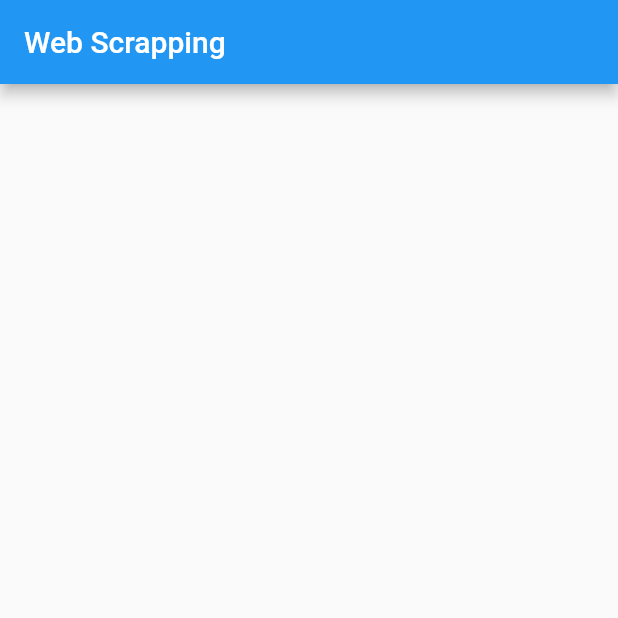
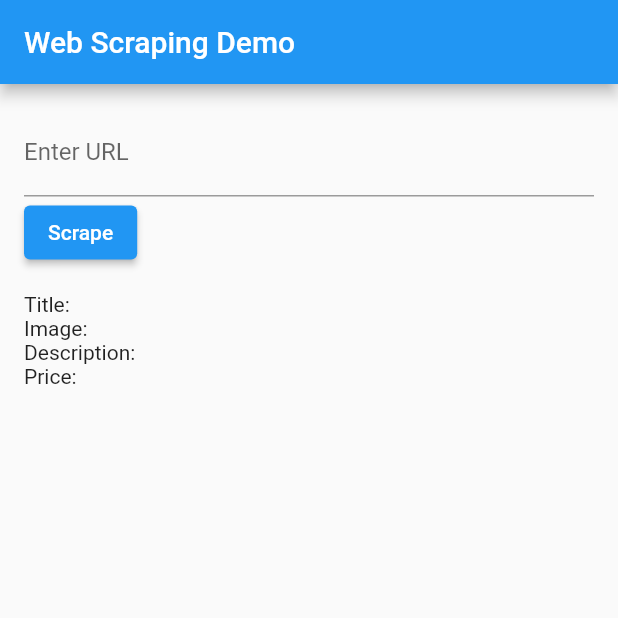
Before and after one commit to P-Rosa3008/wishlist, a Flutter app: the screen it shows after launch, on a phone screen of 412 x 824 dp, the top half of it. Run offline on Flutter 3.47's test engine with Material 2 defaults, Android fonts, the phone set to English and light mode, and no system bars.

Commit message:
Basic Scrapper

```diff
--- a/lib/main.dart
+++ b/lib/main.dart
@@ -1,64 +1,133 @@
 import 'package:flutter/material.dart';
+import 'package:html/parser.dart' show parse;
 import 'package:http/http.dart' as http;
-import 'package:html/dom.dart' as dom;
 
 void main() {
-  runApp(const MyApp());
+  runApp(const ScrapingApp());
 }
 
-class MyApp extends StatelessWidget {
-  const MyApp({super.key});
+class ScrapingApp extends StatelessWidget {
+  const ScrapingApp({super.key});
 
   @override
   Widget build(BuildContext context) {
     return MaterialApp(
-      title: 'Flutter Demo',
+      title: 'Web Scraping Demo',
       theme: ThemeData(
         primarySwatch: Colors.blue,
       ),
-      home: const MyHomePage(title: 'Flutter Demo Home Page'),
+      home: const HomePage(),
     );
   }
 }
 
-class MyHomePage extends StatefulWidget {
-  const MyHomePage({super.key, required this.title});
-
-  final String title;
+class HomePage extends StatefulWidget {
+  const HomePage({super.key});
 
   @override
-  State<MyHomePage> createState() => _MyHomePageState();
+  _HomePageState createState() => _HomePageState();
 }
 
-class _MyHomePageState extends State<MyHomePage> {
-  @override
-  void initState() {
-    // TODO: implement initState
-    super.initState();
-    getWebsiteData();
-  }
+class _HomePageState extends State<HomePage> {
+  String? _title = '';
+  String? _image = '';
+  String? _description = '';
+  String? _price = '';
+  bool _isLoading = false;
 
-  Future getWebsiteData() async {
-    final url = Uri.parse('https://store.colchaoemma.pt/emmahybrid/');
-    final response = await http.get(url);
-    dom.Document html = dom.Document.html(response.body);
+  Future<void> _scrapeUrl(String url) async {
+    setState(() {
+      _isLoading = true;
+    });
 
-    final titles = html
-        .querySelectorAll('h1')
-        .map((e) => e.innerHtml.trim())
-        .toList();
+    final response = await http.get(Uri.parse(url));
+    if (response.statusCode == 200) {
+      final document = parse(response.body);
 
-    print('Count: ${titles.length}');
-    for (final title in titles) {
-      debugPrint(title);
+      // Extract title
+      final titleElement = document.querySelectorAll('#productTitle').map((e) => e.innerHtml.trim()).toString();
+      setState(() {
+        _title = titleElement;
+      });
+
+      // Extract image
+      final imageElement = document.querySelector('img');
+      if (imageElement != null) {
+        setState(() {
+          _image = imageElement.attributes['src'];
+        });
+      }
+
+      // Extract description
+      final descriptionElement = document.querySelector('meta[name="description"]');
+      if (descriptionElement != null) {
+        setState(() {
+          _description = descriptionElement.attributes['content'];
+        });
+      }
+
+      // Extract price
+      final priceElement = document.querySelector('.product-price');
+      if (priceElement != null) {
+        setState(() {
+          _price = priceElement.text;
+        });
+      }
     }
+
+    setState(() {
+      _isLoading = false;
+    });
   }
 
   @override
   Widget build(BuildContext context) {
     return Scaffold(
       appBar: AppBar(
-        title: Text('Web Scrapping'),
+        title: const Text('Web Scraping Demo'),
+      ),
+      body: Padding(
+        padding: const EdgeInsets.all(16.0),
+        child: Column(
+          crossAxisAlignment: CrossAxisAlignment.start,
+          children: [
+            TextFormField(
+              decoration: const InputDecoration(
+                labelText: 'Enter URL',
+              ),
+              onChanged: (value) {
+                // Reset the scraped data when the URL changes
+                setState(() {
+                  _title = '';
+                  _image = '';
+                  _description = '';
+                  _price = '';
+                });
+              },
+            ),
+            ElevatedButton(
+              onPressed: () {
+                _scrapeUrl(
+                    'https://www.amazon.com/Apple-iPhone-11-64GB-Black/dp/B07ZPKN6YR?ref_=Oct_d_obs_d_7072561011_0&pd_rd_w=xGB5d&content-id=amzn1.sym.68cf20ef-f2f0-42ca-8c87-ad9617594532&pf_rd_p=68cf20ef-f2f0-42ca-8c87-ad9617594532&pf_rd_r=W07BWQKV80WS6BKXB3T2&pd_rd_wg=ky4P1&pd_rd_r=b30c9c6c-0274-43a7-8f82-9e3c7e421aeb&pd_rd_i=B07ZPKN6YR'); // Replace with your desired URL
+              },
+              child: const Text('Scrape'),
+            ),
+            const SizedBox(height: 16),
+            _isLoading
+                ? const Center(
+                    child: CircularProgressIndicator(),
+                  )
+                : Column(
+                    crossAxisAlignment: CrossAxisAlignment.start,
+                    children: [
+                      Text('Title: $_title'),
+                      Text('Image: $_image'),
+                      Text('Description: $_description'),
+                      Text('Price: $_price'),
+                    ],
+                  ),
+          ],
+        ),
       ),
     );
   }
```
Also changed, not shown: pubspec.lock.
